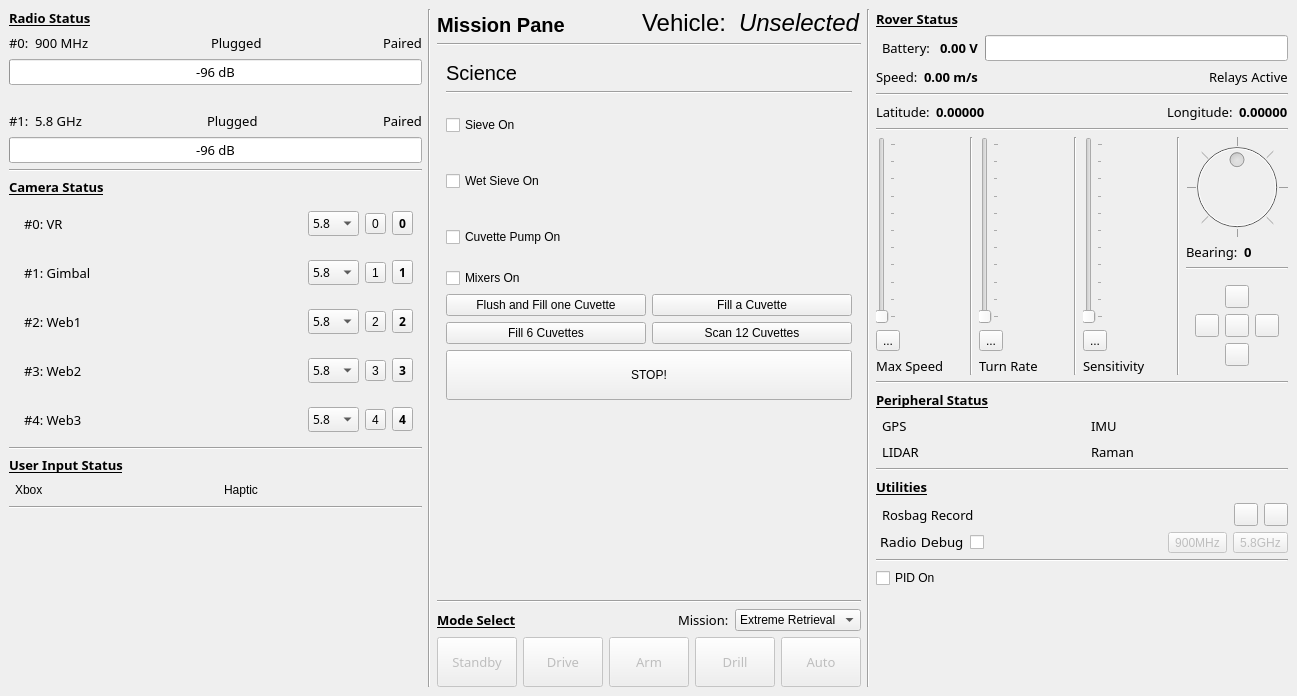
NovaRoverTeam/base_station, file scripts/gui/main.ui: the form before one commit.
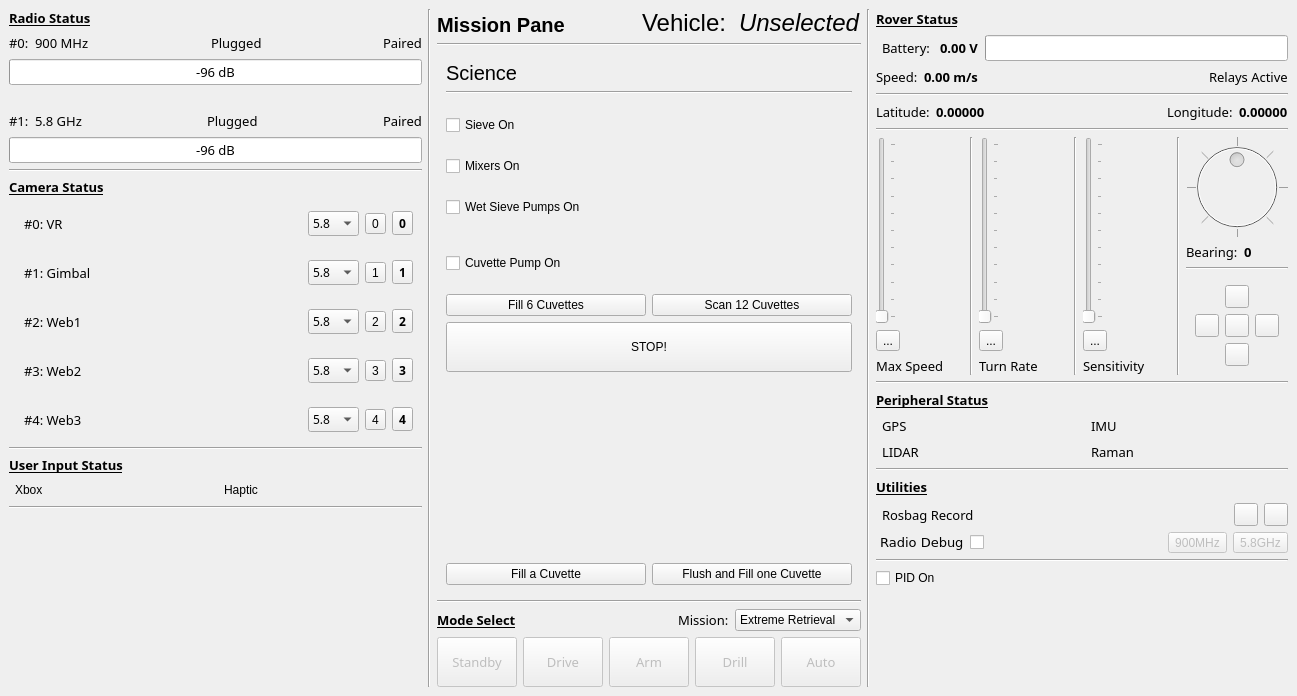
The form after the commit. The open tabs and pages were chosen to show the change. Icons and pictures are not drawn. Custom widgets are drawn as their Qt base class.

```diff
--- a/scripts/gui/main.ui
+++ b/scripts/gui/main.ui
@@ -1239,7 +1239,7 @@
         <item>
          <widget class="QStackedWidget" name="stack_mission">
           <property name="currentIndex">
-           <number>5</number>
+           <number>2</number>
           </property>
           <widget class="QWidget" name="page_setup">
            <layout class="QVBoxLayout" name="verticalLayout">
@@ -1415,7 +1415,10 @@
                  <number>15</number>
                 </property>
                 <property name="minimum">
-                 <double>-99.000000000000000</double>
+                 <double>-200.000000000000000</double>
+                </property>
+                <property name="maximum">
+                 <double>200.000000000000000</double>
                 </property>
                </widget>
               </item>
@@ -1425,7 +1428,7 @@
                  <number>15</number>
                 </property>
                 <property name="minimum">
-                 <double>-99.000000000000000</double>
+                 <double>-200.000000000000000</double>
                 </property>
                 <property name="maximum">
                  <double>200.000000000000000</double>
@@ -1844,7 +1847,8 @@
              </widget>
             </item>
             <item>
-             <layout class="QHBoxLayout" name="horizontalLayout_27">
+             <layout class="QHBoxLayout" name="horizontalLayout_27"/>
+            </item>
               <item>
                <layout class="QVBoxLayout" name="verticalLayout_13">
                 <item>
@@ -1860,6 +1864,13 @@
                   </property>
                  </widget>
                 </item>
+              <item>
+               <widget class="QCheckBox" name="checkBox_mixers">
+                <property name="text">
+                 <string>Mixers On</string>
+                </property>
+               </widget>
+              </item>
                 <item>
                  <widget class="QCheckBox" name="checkBox_wet">
                   <property name="minimumSize">
@@ -1869,7 +1880,7 @@
                    </size>
                   </property>
                   <property name="text">
-                   <string>Wet Sieve On</string>
+                 <string>Wet Sieve Pumps On</string>
                   </property>
                  </widget>
                 </item>
@@ -1887,29 +1898,7 @@
                  </widget>
                 </item>
                 <item>
-                 <widget class="QCheckBox" name="checkBox_mixers">
-                  <property name="text">
-                   <string>Mixers On</string>
-                  </property>
-                 </widget>
-                </item>
-                <item>
-                 <layout class="QHBoxLayout" name="horizontalLayout_30">
-                  <item>
-                   <widget class="QPushButton" name="flush_and_fill">
-                    <property name="text">
-                     <string>Flush and Fill one Cuvette</string>
-                    </property>
-                   </widget>
-                  </item>
-                  <item>
-                   <widget class="QPushButton" name="fill_cuvette">
-                    <property name="text">
-                     <string>Fill a Cuvette</string>
-                    </property>
-                   </widget>
-                  </item>
-                 </layout>
+               <layout class="QHBoxLayout" name="horizontalLayout_30"/>
                 </item>
                 <item>
                  <layout class="QHBoxLayout" name="horizontalLayout_29">
@@ -1918,6 +1907,9 @@
                     <property name="text">
                      <string>Fill 6 Cuvettes</string>
                     </property>
+                  <property name="checkable">
+                   <bool>true</bool>
+                  </property>
                    </widget>
                   </item>
                   <item>
@@ -1925,9 +1917,13 @@
                     <property name="text">
                      <string>Scan 12 Cuvettes</string>
                     </property>
-                   </widget>
-                  </item>
-                 </layout>
+                  <property name="checkable">
+                   <bool>true</bool>
+                  </property>
+                  <property name="checked">
+                   <bool>false</bool>
+                  </property>
+                 </widget>
                 </item>
                </layout>
               </item>
@@ -1944,6 +1940,9 @@
               <property name="text">
                <string>STOP!</string>
               </property>
+              <property name="checkable">
+               <bool>true</bool>
+              </property>
              </widget>
             </item>
             <item>
@@ -1959,6 +1958,30 @@
               </property>
              </spacer>
             </item>
+            <item>
+             <layout class="QHBoxLayout" name="horizontalLayout_31">
+              <item>
+               <widget class="QPushButton" name="fill_cuvette">
+                <property name="text">
+                 <string>Fill a Cuvette</string>
+                </property>
+                <property name="checkable">
+                 <bool>true</bool>
+                </property>
+               </widget>
+              </item>
+              <item>
+               <widget class="QPushButton" name="flush_and_fill">
+                <property name="text">
+                 <string>Flush and Fill one Cuvette</string>
+                </property>
+                <property name="checkable">
+                 <bool>true</bool>
+                </property>
+               </widget>
+              </item>
+             </layout>
+            </item>
            </layout>
           </widget>
           <widget class="QWidget" name="page_debug">
```
Lines whose indentation alone changed are shown as unchanged.
